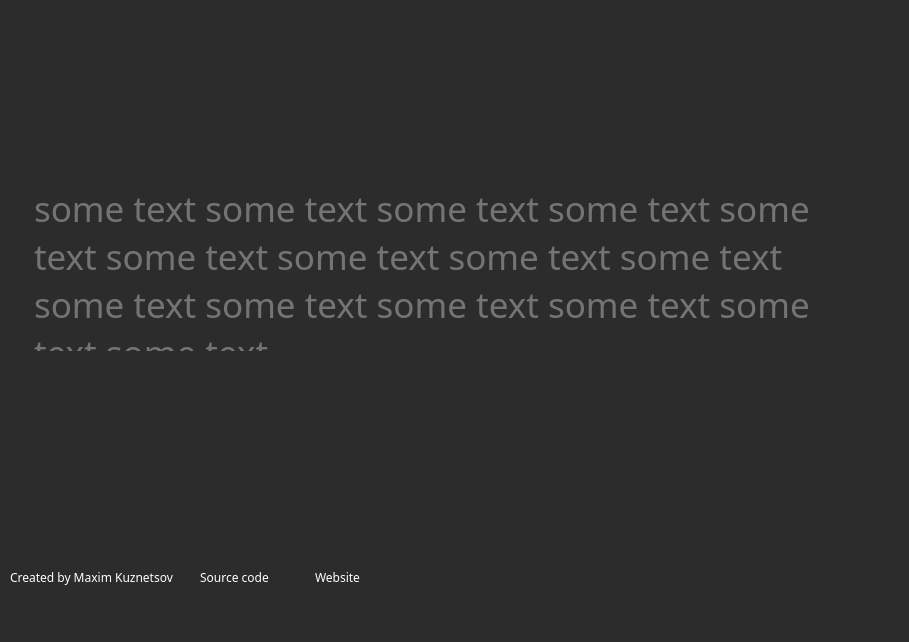
Before: the Qt Designer form mainwindow.ui in kuzia99/SpeedTypingMaster, drawn with Qt 5.
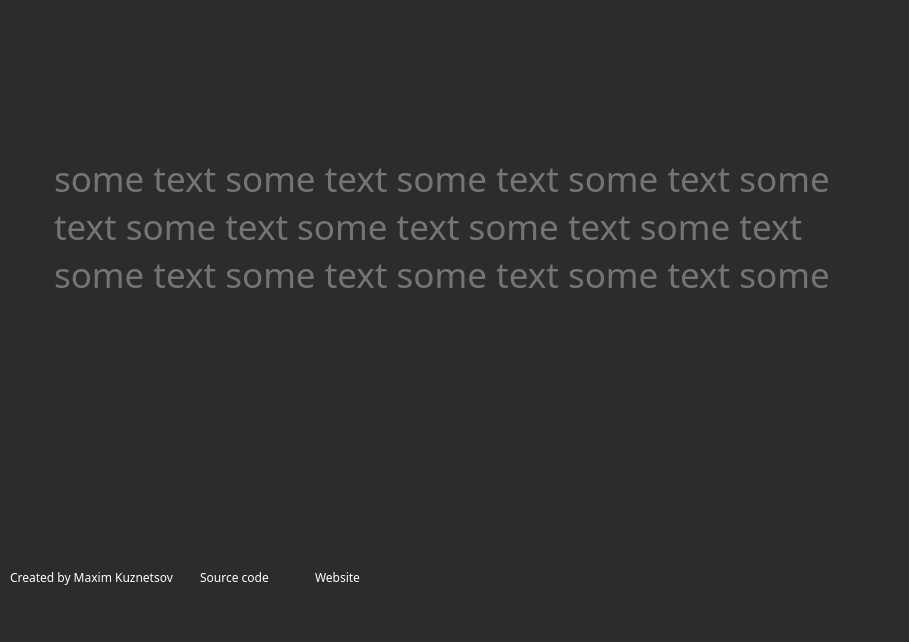
After: the same form once the commit is applied. Icons and pictures are not drawn. Custom widgets are drawn as their Qt base class.

What changed in the file:
```diff
--- a/mainwindow.ui
+++ b/mainwindow.ui
@@ -27,10 +27,10 @@
     </property>
     <property name="geometry">
      <rect>
-      <x>30</x>
-      <y>180</y>
-      <width>821</width>
-      <height>171</height>
+      <x>50</x>
+      <y>150</y>
+      <width>811</width>
+      <height>161</height>
      </rect>
     </property>
     <property name="font">
@@ -74,7 +74,7 @@
      <set>Qt::TextSelectableByKeyboard</set>
     </property>
    </widget>
-   <widget class="QWidget" name="">
+   <widget class="QWidget" name="layoutWidget">
     <property name="geometry">
      <rect>
       <x>10</x>
```
Left out of the diff: 4 changed lines with no effect on the pictures.
